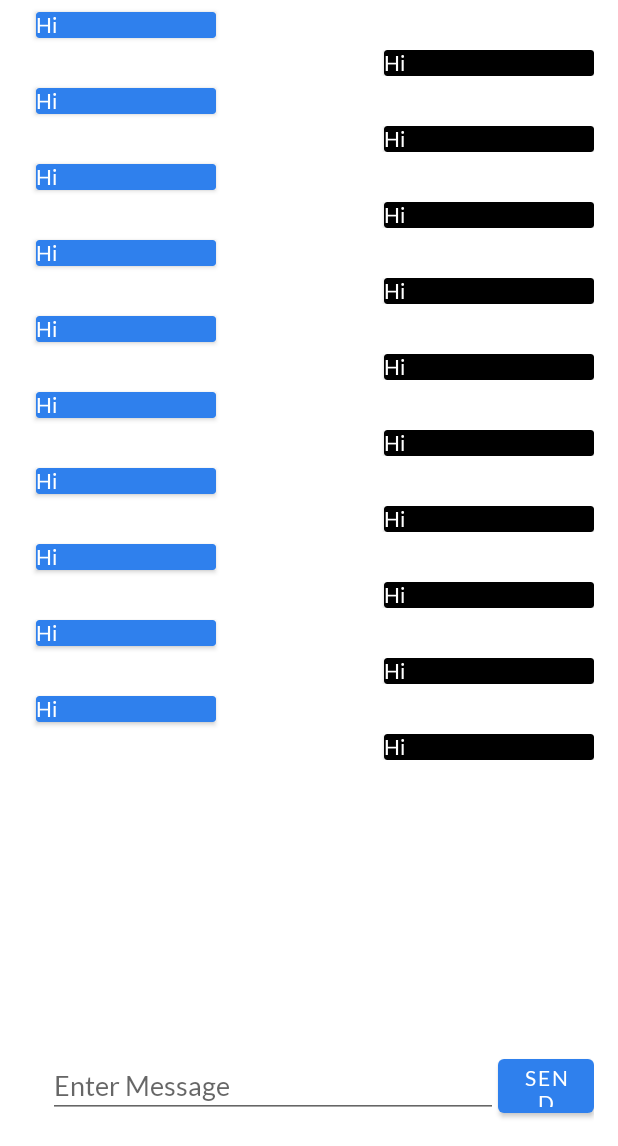
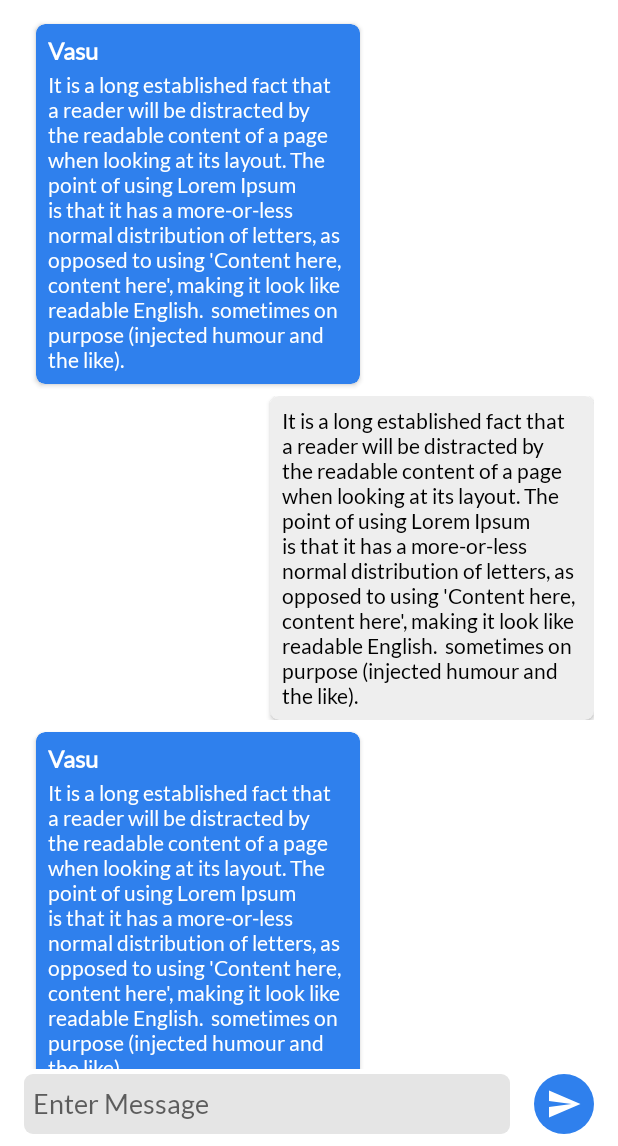
Before and after one commit to STCVIT/LocalChat, an Android app: the fragment ChatFragment placed in its activity, on a phone screen of 412 x 824 dp, the part 90-1236 px from its top. Run offline under Robolectric (Android 15) with nearby library versions, the phone set to English and light mode, and no system bars.

Commit message:
Completed Chat UI

```diff
--- a/app/src/main/java/com/vasu/localchat/fragment/ChatFragment.java
+++ b/app/src/main/java/com/vasu/localchat/fragment/ChatFragment.java
@@ -20,6 +20,11 @@ import java.util.ArrayList;
 
 public class ChatFragment extends Fragment {
 
+    final String message = "It is a long established fact that a reader will be distracted " +
+            "by the readable content of a page when looking at its layout. " +
+            "The point of using Lorem Ipsum is that it has a more-or-less normal distribution of letters, " +
+            "as opposed to using 'Content here, content here', making it look like readable English. " +
+            " sometimes on purpose (injected humour and the like).";
 
 
     public ChatFragment() {
@@ -43,7 +48,7 @@ public class ChatFragment extends Fragment {
     public void onViewCreated(@NonNull View view, @Nullable Bundle savedInstanceState) {
         ArrayList<MessageModel> messagesList = new ArrayList<>();
         for (int i=0;i<20;i++) {
-            messagesList.add(new MessageModel("Hi", i % 2 == 0 ? ChatAdapter.MESSAGE_TYPE_IN : ChatAdapter.MESSAGE_TYPE_OUT));
+            messagesList.add(new MessageModel(message, i % 2 == 0 ? ChatAdapter.MESSAGE_TYPE_IN : ChatAdapter.MESSAGE_TYPE_OUT));
         }
 
         ChatAdapter chatAdapter= new ChatAdapter(getContext(),messagesList);
--- /dev/null
+++ b/app/src/main/res/drawable-v24/edit_text_border.xml
@@ -0,0 +1,16 @@
+<?xml version="1.0" encoding="utf-8"?>
+<shape
+    xmlns:android="http://schemas.android.com/apk/res/android"
+    android:shape="rectangle">
+    <solid
+        android:color="#e5e5e5"/>
+
+    <corners
+        android:bottomRightRadius="6dp"
+        android:bottomLeftRadius="6dp"
+        android:topLeftRadius="6dp"
+        android:topRightRadius="6dp"/>
+<!--    <stroke-->
+<!--        android:color="@color/black"-->
+<!--        android:width="1dp"/>-->
+</shape>
--- /dev/null
+++ b/app/src/main/res/drawable-v24/send_button_background.xml
@@ -0,0 +1,6 @@
+<?xml version="1.0" encoding="utf-8"?>
+<shape xmlns:android="http://schemas.android.com/apk/res/android"
+    android:shape="rectangle">
+    <solid android:color="@color/primary_blue" />
+    <corners android:radius="50dp" />
+</shape>
--- /dev/null
+++ b/app/src/main/res/drawable/ic_icon_send.xml
@@ -0,0 +1,9 @@
+<vector xmlns:android="http://schemas.android.com/apk/res/android"
+    android:width="24dp"
+    android:height="24dp"
+    android:viewportWidth="24"
+    android:viewportHeight="24">
+  <path
+      android:fillColor="#ffffffff"
+      android:pathData="M2.01,21L23,12 2.01,3 2,10l15,2 -15,2z"/>
+</vector>
--- a/app/src/main/res/layout/fragment_chat.xml
+++ b/app/src/main/res/layout/fragment_chat.xml
@@ -4,7 +4,9 @@
     android:layout_height="match_parent"
     xmlns:app="http://schemas.android.com/apk/res-auto"
     android:orientation="vertical"
-    android:layout_margin="16dp"
+    android:layout_marginHorizontal="16dp"
+    android:layout_marginTop="16dp"
+    android:layout_marginBottom="8dp"
     xmlns:android="http://schemas.android.com/apk/res/android">
 
     <TextView
@@ -23,8 +25,10 @@
             android:id="@+id/recycler_view"
             android:layout_width="match_parent"
             android:layout_height="match_parent"
-            android:layout_marginBottom="16dp"
+            android:layout_marginTop="8dp"
+            android:layout_marginBottom="3dp"
             app:layout_constrainedHeight="true"
+            app:layout_constraintBottom_toTopOf="@+id/layout_gchat_chatbox"
             app:layout_constraintTop_toTopOf="parent" />
 
 
@@ -37,22 +41,30 @@
 
 
             <EditText
-                android:layout_marginStart="16dp"
+                android:padding="6dp"
                 android:id="@+id/edit_gchat_message"
                 android:layout_width="match_parent"
-                android:layout_height="wrap_content"
+                android:layout_height="40dp"
                 android:layout_centerVertical="true"
                 android:layout_toStartOf="@+id/button_gchat_send"
                 android:hint="Enter Message"
                 android:inputType="text"
-                android:maxLines="6"
+                android:layout_marginRight="8dp"
+                android:background="@drawable/edit_text_border"
+                android:maxLines="4"
                 tools:ignore="Autofill" />
 
-            <Button
+
+            <ImageButton
                 android:id="@+id/button_gchat_send"
-                android:layout_width="64dp"
-                android:layout_height="48dp"
+                android:layout_width="40dp"
+                android:layout_height="40dp"
+                android:layout_marginLeft="8dp"
+                android:background="@drawable/send_button_background"
+                android:src="@drawable/ic_icon_send"
                 android:layout_alignParentEnd="true"
+                android:layout_centerVertical="true"
+
                 android:text="Send" />
 
         </RelativeLayout>
--- a/app/src/main/res/layout/fragment_client_chat.xml
+++ /dev/null
@@ -1,15 +0,0 @@
-<?xml version="1.0" encoding="utf-8"?>
-<FrameLayout xmlns:android="http://schemas.android.com/apk/res/android"
-    xmlns:tools="http://schemas.android.com/tools"
-    android:layout_width="match_parent"
-    android:layout_height="match_parent"
-    tools:context=".fragment.ClientChatFragment">
-
-    <!-- TODO: Update blank fragment layout -->
-    <TextView
-        android:id="@+id/tv"
-        android:layout_width="match_parent"
-        android:layout_height="match_parent"
-        android:text="@string/hello_blank_fragment" />
-
-</FrameLayout>
--- a/app/src/main/res/layout/fragment_server_chat.xml
+++ /dev/null
@@ -1,14 +0,0 @@
-<?xml version="1.0" encoding="utf-8"?>
-<FrameLayout xmlns:android="http://schemas.android.com/apk/res/android"
-    xmlns:tools="http://schemas.android.com/tools"
-    android:layout_width="match_parent"
-    android:layout_height="match_parent"
-    tools:context=".fragment.ServerChatFragment">
-
-    <!-- TODO: Update blank fragment layout -->
-    <TextView
-        android:layout_width="match_parent"
-        android:layout_height="match_parent"
-        android:text="@string/hello_blank_fragment" />
-
-</FrameLayout>
--- a/app/src/main/res/layout/incoming_message_layout.xml
+++ b/app/src/main/res/layout/incoming_message_layout.xml
@@ -1,21 +1,43 @@
 <?xml version="1.0" encoding="utf-8"?>
-<androidx.cardview.widget.CardView
-    android:layout_width="wrap_content"
+<androidx.cardview.widget.CardView android:layout_width="wrap_content"
     android:layout_height="wrap_content"
+    xmlns:app="http://schemas.android.com/apk/res-auto"
     android:layout_margin="8dp"
-    android:padding="10dp"
+    android:maxWidth="250dp"
+    app:contentPadding="8dp"
+    android:minHeight="40dp"
+    android:minWidth="100dp"
+    app:cardCornerRadius="6dp"
     android:backgroundTint="@color/primary_blue"
     xmlns:android="http://schemas.android.com/apk/res/android">
+
+    <LinearLayout
+        android:layout_width="wrap_content"
+        android:layout_height="wrap_content"
+        android:orientation="vertical"
+        >
+
+        <TextView
+            android:layout_width="wrap_content"
+            android:layout_height="wrap_content"
+            android:text="Vasu"
+            android:textColor="@color/white"
+            android:textSize="16dp"
+            android:textStyle="bold"
+            android:layout_marginBottom="4dp"
+            ></TextView>
+
 
     <TextView
         android:id="@+id/incoming_tv"
         android:layout_width="wrap_content"
         android:layout_height="wrap_content"
-        android:minWidth="120dp"
-        android:maxWidth="250dp"
+        android:maxWidth="200dp"
         android:textColor="@color/white"
         android:layout_gravity="left"
         ></TextView>
 
+    </LinearLayout>
+
 
 </androidx.cardview.widget.CardView>
--- a/app/src/main/res/layout/outgoing_message_layout.xml
+++ b/app/src/main/res/layout/outgoing_message_layout.xml
@@ -1,26 +1,31 @@
 <?xml version="1.0" encoding="utf-8"?>
-<RelativeLayout
-    xmlns:android="http://schemas.android.com/apk/res/android"
+<RelativeLayout xmlns:android="http://schemas.android.com/apk/res/android"
     xmlns:tools="http://schemas.android.com/tools"
     android:layout_width="wrap_content"
     android:layout_height="wrap_content"
+    xmlns:app="http://schemas.android.com/apk/res-auto"
     android:id="@+id/main_layout">
 
    <androidx.cardview.widget.CardView
        android:layout_width="wrap_content"
-       android:backgroundTint="@color/black"
-       android:minWidth="140dp"
+       android:backgroundTint="#eeeeee"
+       app:contentPadding="8dp"
+       android:minWidth="100dp"
+       app:cardCornerRadius="6dp"
+       android:minHeight="40dp"
        android:layout_alignParentRight="true"
        android:layout_height="wrap_content">
 
-       <TextView
-           android:id="@+id/outgoing_tv"
-           android:layout_width="wrap_content"
-           android:layout_height="wrap_content"
-           android:minWidth="120dp"
-           android:maxWidth="250dp"
-           android:textColor="@color/white"
-           ></TextView>
+
+           <TextView
+               android:id="@+id/outgoing_tv"
+               android:layout_width="wrap_content"
+               android:layout_height="wrap_content"
+               android:maxWidth="200dp"
+               android:textColor="@color/black"
+               ></TextView>
+
+
 
 
    </androidx.cardview.widget.CardView>
```
